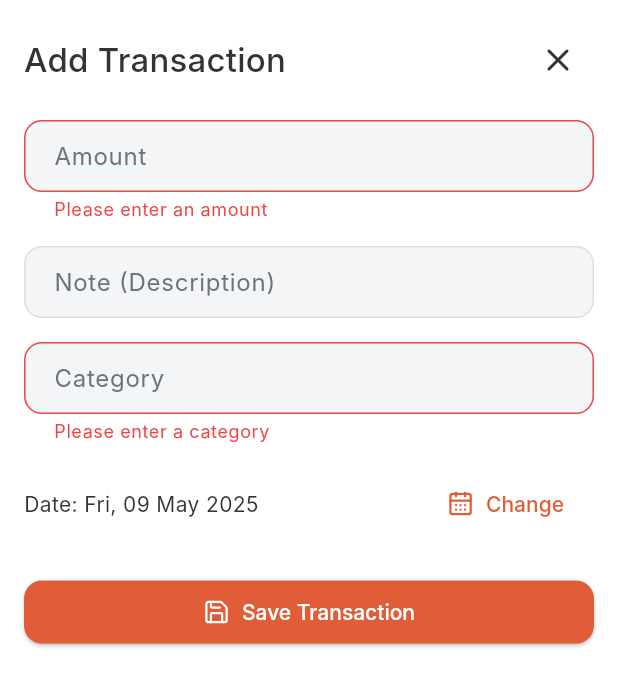
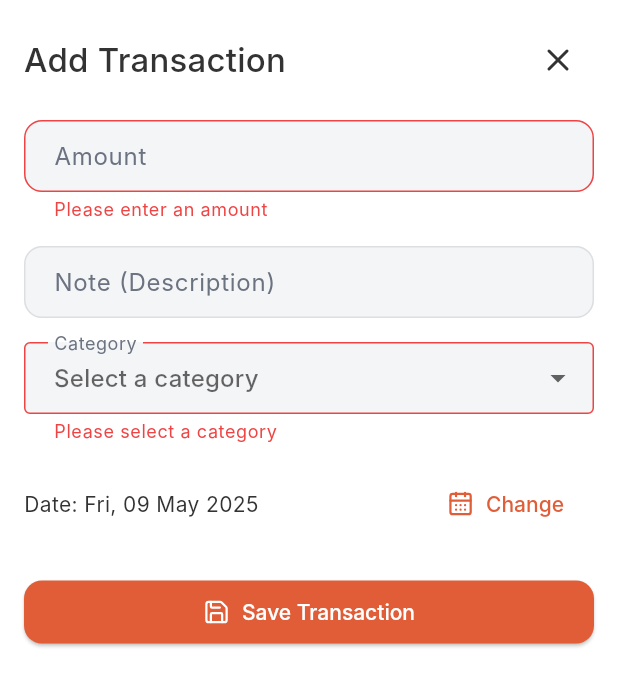
Before and after one commit to veedaisme/veeda-wallet, a Flutter app: the AddTransactionModal widget shown alone on an empty page, opened directly, after a tap on "Save Transaction", on a phone screen of 412 x 824 dp. Shown: the top 686 px of the screen. Run offline on Flutter 3.47's test engine with Material 3 defaults, Android fonts, the phone set to English and light mode, and no system bars; our stand-ins replace fl_chart, flutter_riverpod, flutter_secure_storage, get_it, go_router, isar and 2 more; accounts and stored records are empty; generated files the repository leaves out were written again; Roboto replaces fonts that are missing (Inter).

Commit message:
refactor: replace category text input with dropdown selector in transaction form

```diff
--- a/mobile_app/lib/features/transactions/widgets/add_transaction_modal.dart
+++ b/mobile_app/lib/features/transactions/widgets/add_transaction_modal.dart
@@ -16,14 +16,13 @@ class _AddTransactionModalState extends ConsumerState<AddTransactionModal> {
   final _formKey = GlobalKey<FormState>();
   final _amountController = TextEditingController();
   final _descriptionController = TextEditingController();
-  final _categoryController = TextEditingController();
+  TransactionCategory? _selectedCategory;
   DateTime _selectedDate = DateTime.now();
 
   @override
   void dispose() {
     _amountController.dispose();
     _descriptionController.dispose();
-    _categoryController.dispose();
     super.dispose();
   }
 
@@ -45,7 +44,6 @@ class _AddTransactionModalState extends ConsumerState<AddTransactionModal> {
     if (_formKey.currentState!.validate()) {
       final amount = double.tryParse(_amountController.text);
       final note = _descriptionController.text;
-      final categoryString = _categoryController.text;
 
       if (amount == null) {
         ScaffoldMessenger.of(context).showSnackBar(
@@ -54,24 +52,14 @@ class _AddTransactionModalState extends ConsumerState<AddTransactionModal> {
         return;
       }
 
-      TransactionCategory category;
-      try {
-        category = TransactionCategory.values.firstWhere(
-          (e) => e.toString().split('.').last.toLowerCase() == categoryString.toLowerCase().trim()
-        );
-      } catch (e) {
-        category = TransactionCategory.other;
-        ScaffoldMessenger.of(context).showSnackBar(
-          SnackBar(content: Text('Invalid category \'$categoryString\'. Defaulting to \'Other\'.')),
-        );
-      }
+      final categoryToSave = _selectedCategory ?? TransactionCategory.other;
 
       final newTransaction = Transaction()
         ..userId = 'user_placeholder'
         ..amount = amount
         ..note = note
         ..date = _selectedDate
-        ..category = category
+        ..category = categoryToSave
         ..createdAt = DateTime.now()
         ..updatedAt = DateTime.now();
 
@@ -133,19 +121,37 @@ class _AddTransactionModalState extends ConsumerState<AddTransactionModal> {
               controller: _descriptionController,
               decoration: const InputDecoration(labelText: 'Note (Description)'),
               validator: (value) {
-                return null;
+                return null; // Note is optional
               },
             ),
             const SizedBox(height: 16),
-            TextFormField(
-              controller: _categoryController,
+            DropdownButtonFormField<TransactionCategory>(
+              value: _selectedCategory, // Bind to the state variable
               decoration: const InputDecoration(
                 labelText: 'Category',
-                hintText: 'e.g., Food, Transport, Shopping'
+                border: OutlineInputBorder(), // Optional: adds a border like other TextFormFields
               ),
+              hint: const Text('Select a category'), // Show a hint when no category is selected
+              isExpanded: true, // Makes the dropdown take the full width
+              items: TransactionCategory.values.map((TransactionCategory category) {
+                // Capitalize the first letter for display
+                String displayName = category.name;
+                if (displayName.isNotEmpty) {
+                  displayName = displayName[0].toUpperCase() + displayName.substring(1);
+                }
+                return DropdownMenuItem<TransactionCategory>(
+                  value: category,
+                  child: Text(displayName),
+                );
+              }).toList(),
+              onChanged: (TransactionCategory? newValue) {
+                setState(() {
+                  _selectedCategory = newValue;
+                });
+              },
               validator: (value) {
-                if (value == null || value.isEmpty) {
-                  return 'Please enter a category';
+                if (value == null) {
+                  return 'Please select a category';
                 }
                 return null;
               },
```
